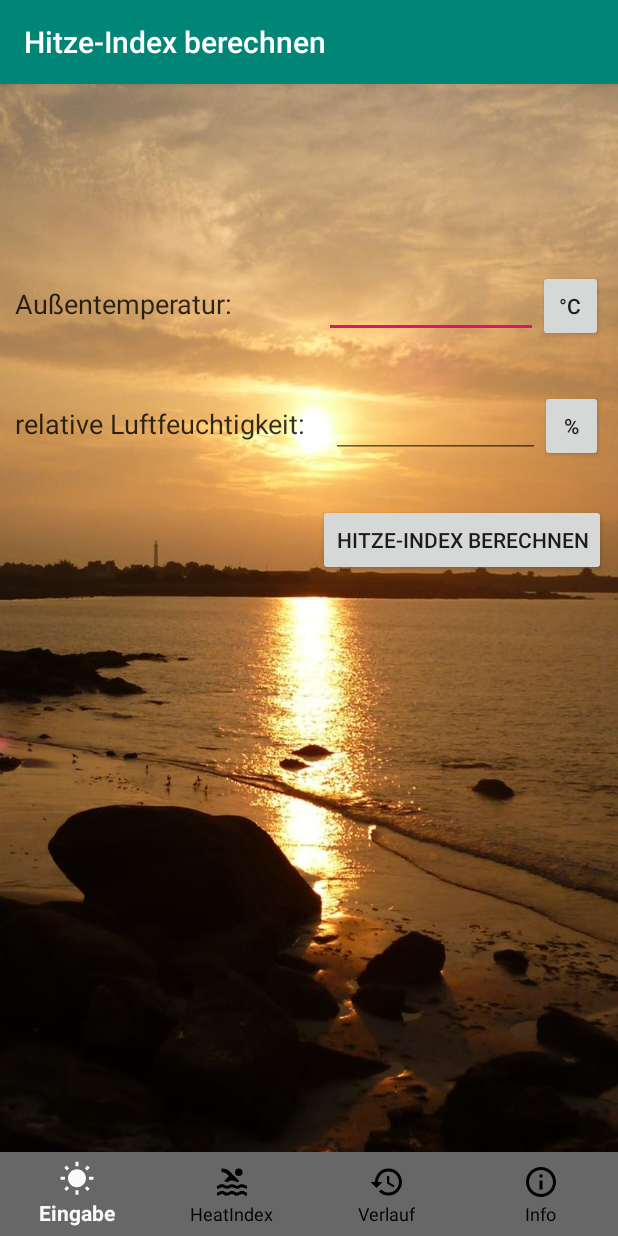
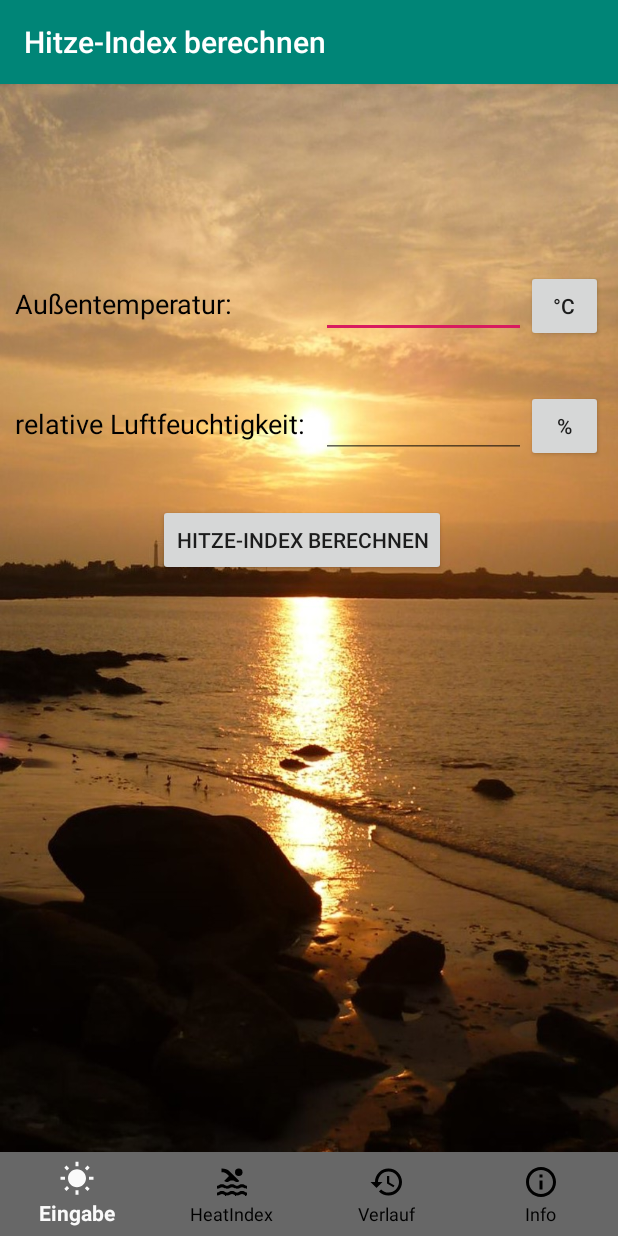
Before and after one commit to RagingLynx/Heat, an Android app: the screen it shows after launch (MainActivity), on a phone screen of 412 x 824 dp. Run offline under Robolectric (Android 15) with nearby library versions, the phone set to English and light mode, and no system bars; our stand-ins replace Room's generated code.

Commit message:
kleine Fixes im Layout, noch nicht fertig

```diff
--- a/app/src/main/res/layout/activity_main.xml
+++ b/app/src/main/res/layout/activity_main.xml
@@ -5,7 +5,6 @@
     android:id="@+id/constraintLayout"
     android:layout_width="match_parent"
     android:layout_height="match_parent">
-
     <FrameLayout
         android:id="@+id/frame_container"
         android:layout_width="match_parent"
@@ -29,6 +28,8 @@
         app:layout_constraintEnd_toEndOf="parent"
         app:layout_constraintStart_toStartOf="parent"
         app:menu="@menu/bottom_menu"
-        app:labelVisibilityMode="labeled"/>
+        app:labelVisibilityMode="labeled"
+        app:layout_constraintBaseline_toBaselineOf="parent"
+        />
 
 </androidx.constraintlayout.widget.ConstraintLayout>
--- a/app/src/main/res/layout/fragment_eingabe.xml
+++ b/app/src/main/res/layout/fragment_eingabe.xml
@@ -19,22 +19,22 @@
             android:layout_marginTop="124dp"
             app:layout_constraintStart_toStartOf="parent"
             app:layout_constraintTop_toTopOf="parent"
-            android:layout_marginHorizontal="10dp">
+            android:layout_marginHorizontal="10dp"
+            >
 
             <TextView
-                android:layout_width="92dp"
+                android:layout_width="0dp"
                 android:layout_height="wrap_content"
-                android:layout_weight="8"
-                android:alpha="0.8"
+                android:layout_weight="12"
                 android:text="@string/außentemp"
-                android:textColor="#000000"
-                android:textSize="18sp" />
+                android:textColor="@color/black"
+                android:textSize="18dp" />
 
             <EditText
                 android:id="@+id/temperatur_eingabe"
                 android:layout_width="0dp"
                 android:layout_height="wrap_content"
-                android:layout_weight="10"
+                android:layout_weight="8"
                 android:inputType="number"
                 android:maxLength="3" />
 
@@ -56,10 +56,9 @@
             android:layout_marginHorizontal="10dp">
 
             <TextView
-                android:layout_width="99dp"
-                android:layout_height="59dp"
-                android:layout_weight="8"
-                android:alpha="0.8"
+                android:layout_width="0dp"
+                android:layout_height="wrap_content"
+                android:layout_weight="12"
                 android:text="@string/relative_luftfeuchtigkeit"
                 android:textColor="@color/black"
                 android:textSize="18sp" />
@@ -68,7 +67,7 @@
                 android:id="@+id/humidity_eingabe"
                 android:layout_width="0dp"
                 android:layout_height="wrap_content"
-                android:layout_weight="10"
+                android:layout_weight="8"
                 android:inputType="number"
                 android:maxLength="3" />
 
@@ -84,8 +83,9 @@
         <Button
             android:layout_width="wrap_content"
             android:layout_height="wrap_content"
-            android:layout_marginStart="212dp"
             android:layout_marginTop="108dp"
+            app:layout_constraintEnd_toEndOf="parent"
+            android:layout_marginEnd="10dp"
             android:id="@+id/berechnen"
             android:text="@string/heat_index_berechnen"
             app:layout_constraintStart_toStartOf="parent"
```
